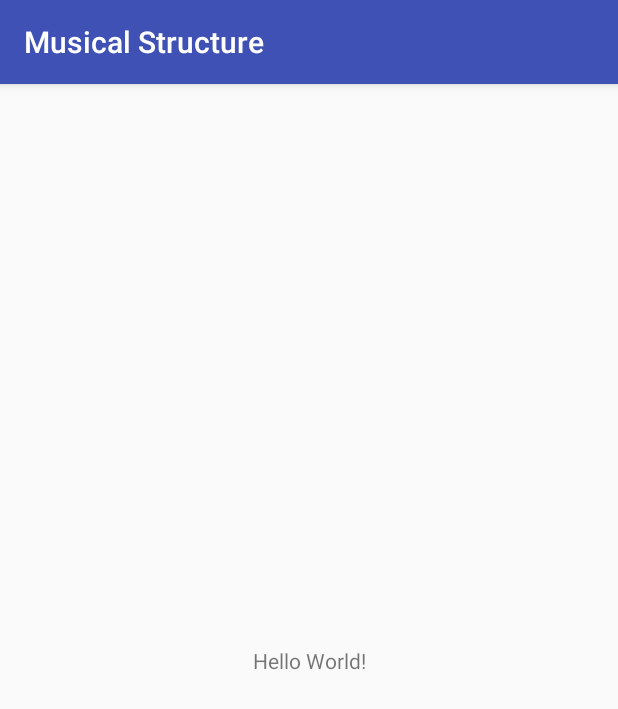
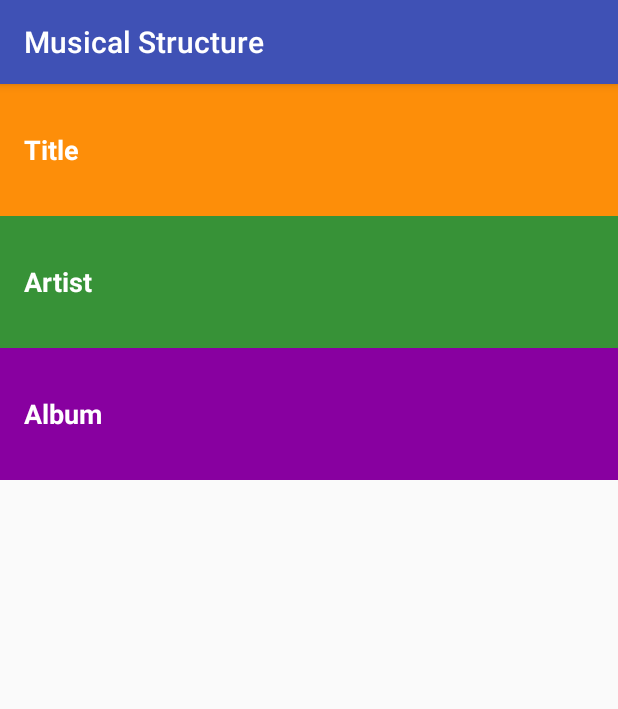
Before and after one commit to jozseflehocz/MusicalStructure, an Android app: the screen it shows after launch (MainActivity), on a phone screen of 412 x 824 dp. Shown: the top 709 px of the screen. Run offline under Robolectric (Android 15) with nearby library versions, the phone set to English and light mode, and no system bars.

Commit message:
Activity_main.xml, colors, styles, strings

```diff
--- a/app/src/main/res/layout/activity_main.xml
+++ b/app/src/main/res/layout/activity_main.xml
@@ -1,18 +1,40 @@
 <?xml version="1.0" encoding="utf-8"?>
-<android.support.constraint.ConstraintLayout xmlns:android="http://schemas.android.com/apk/res/android"
-    xmlns:app="http://schemas.android.com/apk/res-auto"
+<!-- Copyright (C) 2016 The Android Open Source Project
+
+     Licensed under the Apache License, Version 2.0 (the "License");
+     you may not use this file except in compliance with the License.
+     You may obtain a copy of the License at
+
+          http://www.apache.org/licenses/LICENSE-2.0
+
+     Unless required by applicable law or agreed to in writing, software
+     distributed under the License is distributed on an "AS IS" BASIS,
+     WITHOUT WARRANTIES OR CONDITIONS OF ANY KIND, either express or implied.
+     See the License for the specific language governing permissions and
+     limitations under the License.
+-->
+<LinearLayout
+    xmlns:android="http://schemas.android.com/apk/res/android"
     xmlns:tools="http://schemas.android.com/tools"
     android:layout_width="match_parent"
     android:layout_height="match_parent"
-    tools:context="com.example.jlehocz.musicalstructure.MainActivity">
+    android:orientation="vertical">
 
     <TextView
-        android:layout_width="wrap_content"
-        android:layout_height="wrap_content"
-        android:text="@string/hello_world"
-        app:layout_constraintBottom_toBottomOf="parent"
-        app:layout_constraintLeft_toLeftOf="parent"
-        app:layout_constraintRight_toRightOf="parent"
-        app:layout_constraintTop_toTopOf="parent" />
+        android:id="@+id/Title"
+        style="@style/CategoryStyle"
+        android:background="@color/category_title"
+        android:text="@string/category_title" />
 
-</android.support.constraint.ConstraintLayout>
+    <TextView
+        android:id="@+id/Artist"
+        style="@style/CategoryStyle"
+        android:background="@color/category_artist"
+        android:text="@string/category_artist" />
+
+    <TextView
+        android:id="@+id/Album"
+        style="@style/CategoryStyle"
+        android:background="@color/category_album"
+        android:text="@string/category_album" />
+</LinearLayout>
--- a/app/src/main/res/values/colors.xml
+++ b/app/src/main/res/values/colors.xml
@@ -3,4 +3,14 @@
     <color name="colorPrimary">#3F51B5</color>
     <color name="colorPrimaryDark">#303F9F</color>
     <color name="colorAccent">#FF4081</color>
+
+    <!-- Background color for the numbers category -->
+    <color name="category_title">#FD8E09</color>
+
+    <!-- Background color for the family members category -->
+    <color name="category_artist">#379237</color>
+
+    <!-- Background color for the colors category -->
+    <color name="category_album">#8800A0</color>
+
 </resources>
--- /dev/null
+++ b/app/src/main/res/values/dimens.xml
@@ -0,0 +1,21 @@
+<!-- Copyright (C) 2016 The Android Open Source Project
+
+     Licensed under the Apache License, Version 2.0 (the "License");
+     you may not use this file except in compliance with the License.
+     You may obtain a copy of the License at
+
+          http://www.apache.org/licenses/LICENSE-2.0
+
+     Unless required by applicable law or agreed to in writing, software
+     distributed under the License is distributed on an "AS IS" BASIS,
+     WITHOUT WARRANTIES OR CONDITIONS OF ANY KIND, either express or implied.
+     See the License for the specific language governing permissions and
+     limitations under the License.
+-->
+<resources>
+    <!-- Height of each list item -->
+    <dimen name="list_item_height">88dp</dimen>
+    <!-- Default screen margins, per the Android Design guidelines. -->
+    <dimen name="activity_horizontal_margin">16dp</dimen>
+    <dimen name="activity_vertical_margin">16dp</dimen>
+</resources>
--- a/app/src/main/res/values/strings.xml
+++ b/app/src/main/res/values/strings.xml
@@ -1,4 +1,7 @@
 <resources>
     <string name="app_name">Musical Structure</string>
     <string name="hello_world">Hello World!</string>
+    <string name="category_title">Title</string>
+    <string name="category_artist">Artist</string>
+    <string name="category_album">Album</string>
 </resources>
--- a/app/src/main/res/values/styles.xml
+++ b/app/src/main/res/values/styles.xml
@@ -8,4 +8,14 @@
         <item name="colorAccent">@color/colorAccent</item>
     </style>
 
+    <style name="CategoryStyle">
+        <item name="android:layout_width">match_parent</item>
+        <item name="android:layout_height">@dimen/list_item_height</item>
+        <item name="android:gravity">center_vertical</item>
+        <item name="android:padding">16dp</item>
+        <item name="android:textColor">@android:color/white</item>
+        <item name="android:textStyle">bold</item>
+        <item name="android:textAppearance">?android:textAppearanceMedium</item>
+    </style>
+
 </resources>
```
